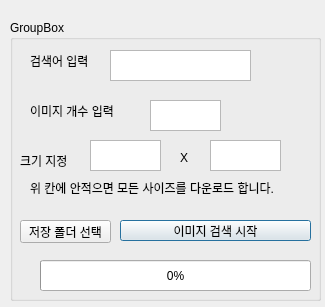
The window that GUI/design.ui (curaai/GoogleImageCrawler) describes before a commit, drawn with Qt 5.
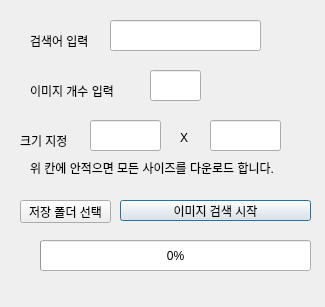
The same window after the commit.

Commit message: ui -> py를 loadUI로 바꿈

```diff
--- a/GUI/design.ui
+++ b/GUI/design.ui
@@ -13,35 +13,36 @@
   <property name="windowTitle">
    <string>Dialog</string>
   </property>
-  <widget class="QGroupBox" name="groupBox_2">
+  <widget class="QProgressBar" name="progressBar">
    <property name="geometry">
     <rect>
-     <x>10</x>
-     <y>20</y>
-     <width>311</width>
-     <height>281</height>
+     <x>40</x>
+     <y>240</y>
+     <width>271</width>
+     <height>31</height>
     </rect>
    </property>
-   <property name="title">
-    <string>GroupBox</string>
+   <property name="value">
+    <number>0</number>
    </property>
-   <widget class="QLabel" name="insertLabel">
+  </widget>
+  <widget class="QLabel" name="countInsertLabel">
     <property name="geometry">
      <rect>
-      <x>20</x>
-      <y>30</y>
+     <x>30</x>
+     <y>80</y>
       <width>91</width>
       <height>21</height>
      </rect>
     </property>
     <property name="text">
-     <string>검색어 입력</string>
+    <string>이미지 개수 입력</string>
     </property>
    </widget>
    <widget class="QPushButton" name="startCrawling">
     <property name="geometry">
      <rect>
-      <x>110</x>
+     <x>120</x>
       <y>200</y>
       <width>191</width>
       <height>21</height>
@@ -51,43 +52,10 @@
      <string>이미지 검색 시작</string>
     </property>
    </widget>
-   <widget class="QLabel" name="setScale">
-    <property name="geometry">
-     <rect>
-      <x>10</x>
-      <y>130</y>
-      <width>71</width>
-      <height>21</height>
-     </rect>
-    </property>
-    <property name="text">
-     <string>크기 지정</string>
-    </property>
-   </widget>
-   <widget class="QTextEdit" name="scaleHeightEdit">
-    <property name="geometry">
-     <rect>
-      <x>80</x>
-      <y>120</y>
-      <width>71</width>
-      <height>31</height>
-     </rect>
-    </property>
-   </widget>
-   <widget class="QTextEdit" name="scaleWidthEdit">
-    <property name="geometry">
-     <rect>
-      <x>200</x>
-      <y>120</y>
-      <width>71</width>
-      <height>31</height>
-     </rect>
-    </property>
-   </widget>
    <widget class="QLabel" name="alphabetX">
     <property name="geometry">
      <rect>
-      <x>170</x>
+     <x>180</x>
       <y>130</y>
       <width>21</width>
       <height>16</height>
@@ -97,56 +65,36 @@
      <string>X</string>
     </property>
    </widget>
-   <widget class="QTextEdit" name="keywordEdit">
+  <widget class="QLabel" name="insertLabel">
     <property name="geometry">
      <rect>
-      <x>100</x>
+     <x>30</x>
       <y>30</y>
-      <width>141</width>
-      <height>31</height>
-     </rect>
-    </property>
-   </widget>
-   <widget class="QLabel" name="countInsertLabel">
-    <property name="geometry">
-     <rect>
-      <x>20</x>
-      <y>80</y>
       <width>91</width>
       <height>21</height>
      </rect>
     </property>
     <property name="text">
-     <string>이미지 개수 입력</string>
-    </property>
-   </widget>
-   <widget class="QTextEdit" name="scaleWidthEdit_2">
+    <string>검색어 입력</string>
+   </property>
+  </widget>
+  <widget class="QLabel" name="setScale">
     <property name="geometry">
      <rect>
-      <x>140</x>
-      <y>80</y>
+     <x>20</x>
+     <y>130</y>
       <width>71</width>
-      <height>31</height>
-     </rect>
-    </property>
-   </widget>
-   <widget class="QProgressBar" name="progressBar">
+     <height>21</height>
+    </rect>
+   </property>
+   <property name="text">
+    <string>크기 지정</string>
+   </property>
+  </widget>
+  <widget class="QLabel" name="description">
     <property name="geometry">
      <rect>
       <x>30</x>
-      <y>240</y>
-      <width>271</width>
-      <height>31</height>
-     </rect>
-    </property>
-    <property name="value">
-     <number>0</number>
-    </property>
-   </widget>
-   <widget class="QLabel" name="label">
-    <property name="geometry">
-     <rect>
-      <x>20</x>
       <y>160</y>
       <width>271</width>
       <height>16</height>
@@ -159,7 +107,7 @@
    <widget class="QPushButton" name="dirSelect">
     <property name="geometry">
      <rect>
-      <x>10</x>
+     <x>20</x>
       <y>200</y>
       <width>91</width>
       <height>23</height>
@@ -169,6 +117,45 @@
      <string>저장 폴더 선택</string>
     </property>
    </widget>
+  <widget class="QLineEdit" name="keyword_edit">
+   <property name="geometry">
+    <rect>
+     <x>110</x>
+     <y>20</y>
+     <width>151</width>
+     <height>31</height>
+    </rect>
+   </property>
+  </widget>
+  <widget class="QLineEdit" name="image_count_edit">
+   <property name="geometry">
+    <rect>
+     <x>150</x>
+     <y>70</y>
+     <width>51</width>
+     <height>31</height>
+    </rect>
+   </property>
+  </widget>
+  <widget class="QLineEdit" name="scale_height_edit">
+   <property name="geometry">
+    <rect>
+     <x>90</x>
+     <y>120</y>
+     <width>71</width>
+     <height>31</height>
+    </rect>
+   </property>
+  </widget>
+  <widget class="QLineEdit" name="scale_width_edit">
+   <property name="geometry">
+    <rect>
+     <x>210</x>
+     <y>120</y>
+     <width>71</width>
+     <height>31</height>
+    </rect>
+   </property>
   </widget>
  </widget>
  <resources/>
```
Lines whose indentation alone changed are shown as unchanged. The commit also changes 4 other files.
